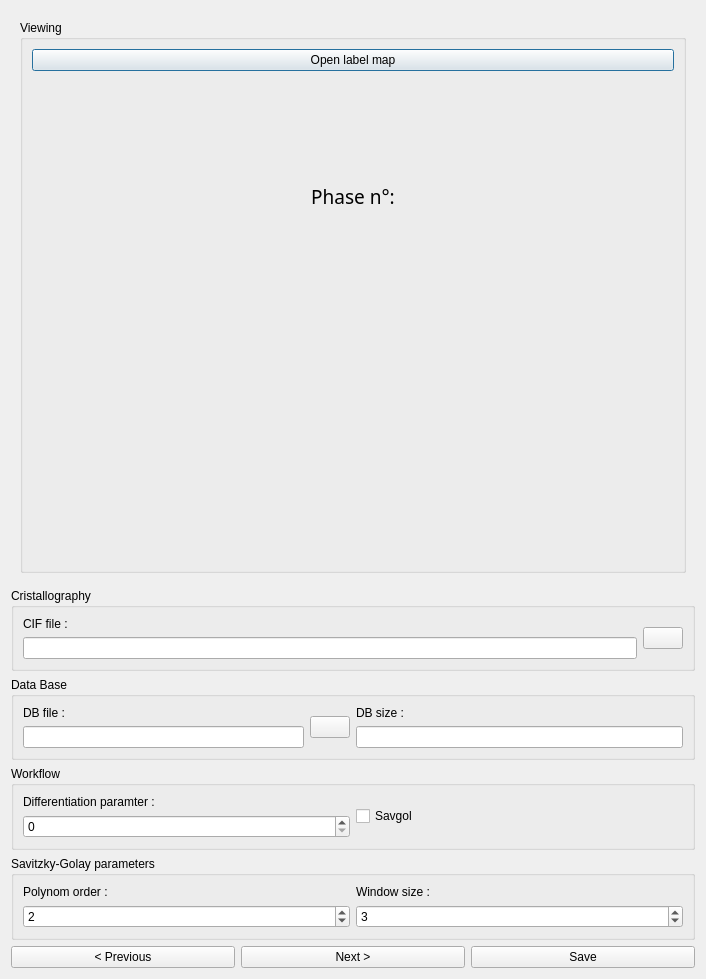
Before: the Qt Designer form indexGPU/phase_form_tempo.ui in Cyril-Langlois/indexGPU, drawn with Qt 5.
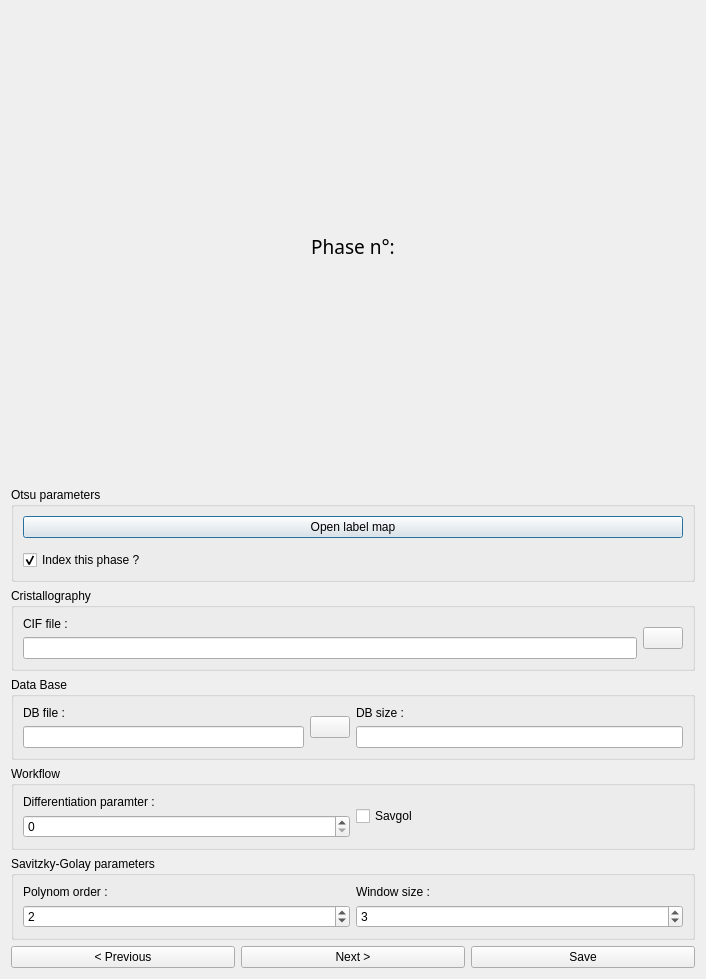
After: the same form once the commit is applied. Icons and pictures are not drawn. Custom widgets are drawn as their Qt base class.

```diff
--- a/indexGPU/phase_form_tempo.ui
+++ b/indexGPU/phase_form_tempo.ui
@@ -28,19 +28,6 @@
            <item>
             <layout class="QVBoxLayout" name="verticalLayout_3">
              <item>
-              <widget class="QGroupBox" name="gBviewing">
-               <property name="title">
-                <string>Viewing</string>
-               </property>
-               <layout class="QVBoxLayout" name="verticalLayout_2">
-                <item>
-                 <widget class="QPushButton" name="label_bbtn">
-                  <property name="text">
-                   <string>Open label map</string>
-                  </property>
-                 </widget>
-                </item>
-                <item>
                  <widget class="QLabel" name="label_title_">
                   <property name="sizePolicy">
                    <sizepolicy hsizetype="MinimumExpanding" vsizetype="Preferred">
@@ -255,25 +242,6 @@
                   </property>
                  </widget>
                 </item>
-                <item>
-                 <widget class="ImageView" name="LabelsSeries" native="true">
-                  <property name="sizePolicy">
-                   <sizepolicy hsizetype="MinimumExpanding" vsizetype="Preferred">
-                    <horstretch>0</horstretch>
-                    <verstretch>0</verstretch>
-                   </sizepolicy>
-                  </property>
-                  <property name="minimumSize">
-                   <size>
-                    <width>250</width>
-                    <height>0</height>
-                   </size>
-                  </property>
-                 </widget>
-                </item>
-               </layout>
-              </widget>
-             </item>
             </layout>
            </item>
           </layout>
@@ -287,6 +255,48 @@
       <layout class="QVBoxLayout" name="verticalLayout_16">
        <item>
         <layout class="QVBoxLayout" name="verticalLayout_15">
+         <item>
+          <widget class="QGroupBox" name="gBviewing">
+           <property name="title">
+            <string>Otsu parameters</string>
+           </property>
+           <layout class="QVBoxLayout" name="verticalLayout_2">
+            <item>
+             <widget class="QPushButton" name="label_bbtn">
+              <property name="text">
+               <string>Open label map</string>
+              </property>
+             </widget>
+            </item>
+            <item>
+             <widget class="ImageView" name="LabelsSeries" native="true">
+              <property name="sizePolicy">
+               <sizepolicy hsizetype="MinimumExpanding" vsizetype="Preferred">
+                <horstretch>0</horstretch>
+                <verstretch>0</verstretch>
+               </sizepolicy>
+              </property>
+              <property name="minimumSize">
+               <size>
+                <width>250</width>
+                <height>0</height>
+               </size>
+              </property>
+             </widget>
+            </item>
+            <item>
+             <widget class="QCheckBox" name="indexQuestion">
+              <property name="text">
+               <string>Index this phase ?</string>
+              </property>
+              <property name="checked">
+               <bool>true</bool>
+              </property>
+             </widget>
+            </item>
+           </layout>
+          </widget>
+         </item>
          <item>
           <widget class="QGroupBox" name="gB_cristallo">
            <property name="title">
```
Lines whose indentation alone changed are shown as unchanged.
